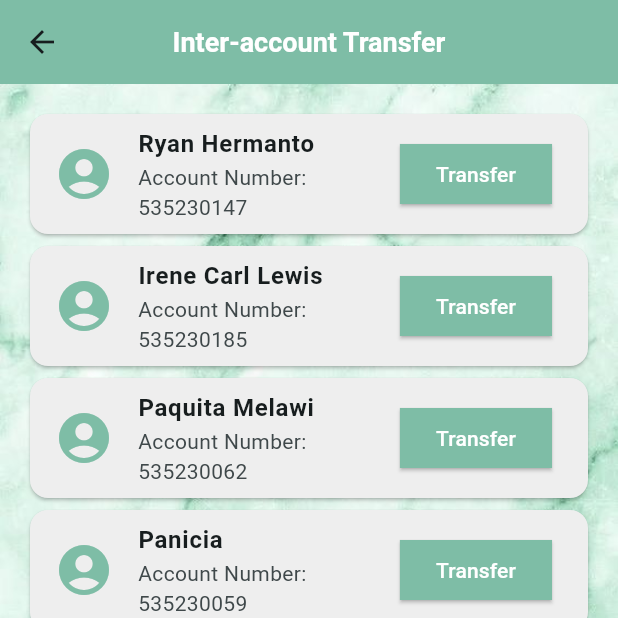
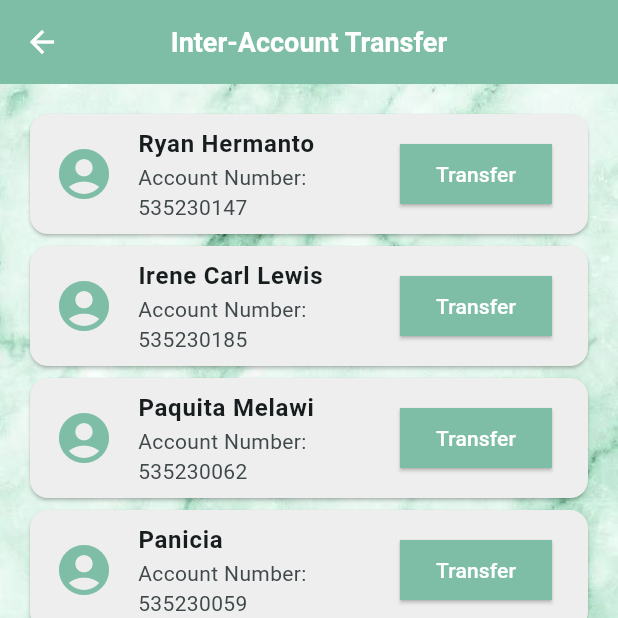
Before and after one commit to iunoz/uts_mobile_banking, a Flutter app: the InteraccounttransferScreen screen opened directly, on a phone screen of 412 x 824 dp, the top half of it. Run offline on Flutter 3.47's test engine with Material 3 defaults, Android fonts, the phone set to English and light mode, and no system bars; our stand-ins replace animated_splash_screen, font_awesome_flutter, image_picker, lottie, qr_flutter, shared_preferences; missing offline and left inert: qr_code_scanner; accounts and stored records are empty.

Commit message:
perbaikan warna

```diff
--- a/lib/screens/change_pin.dart
+++ b/lib/screens/change_pin.dart
@@ -103,6 +103,8 @@ class _ChangePinScreenState extends State<ChangePinScreen> {
                         decoration: const InputDecoration(
                           labelText: 'Old PIN',
                           border: OutlineInputBorder(),
+                          filled: true,
+                          fillColor: Colors.white,
                         ),
                         obscureText: true, // Agar input tidak terlihat
                         validator: (value) {
@@ -119,6 +121,8 @@ class _ChangePinScreenState extends State<ChangePinScreen> {
                         decoration: const InputDecoration(
                           labelText: 'New PIN',
                           border: OutlineInputBorder(),
+                          filled: true,
+                          fillColor: Colors.white,
                         ),
                         obscureText: true, // Agar input tidak terlihat
                         validator: (value) {
@@ -138,6 +142,8 @@ class _ChangePinScreenState extends State<ChangePinScreen> {
                         decoration: const InputDecoration(
                           labelText: 'Confirm New PIN',
                           border: OutlineInputBorder(),
+                          filled: true,
+                          fillColor: Colors.white,
                         ),
                         obscureText: true, // Agar input tidak terlihat
                         validator: (value) {
--- a/lib/screens/interaccounttransfer_screen.dart
+++ b/lib/screens/interaccounttransfer_screen.dart
@@ -9,7 +9,7 @@ class InteraccounttransferScreen extends StatelessWidget {
     return Scaffold(
       appBar: AppBar(
         title: const Text(
-          "Inter-account Transfer",
+          "Inter-Account Transfer",
           style: TextStyle(
             color: Colors.white,
             fontWeight: FontWeight.bold,
@@ -17,17 +17,20 @@ class InteraccounttransferScreen extends StatelessWidget {
           ),
         ),
         centerTitle: true,
-        backgroundColor: const Color(0xFF7EBDA6), // Ganti dengan warna baru
+        foregroundColor: Colors.white,
+        backgroundColor: const Color(0xFF7EBDA6),
       ),
       body: Container(
         // Tambahkan background image
         decoration: const BoxDecoration(
           image: DecorationImage(
-            image: AssetImage('assets/images/bg.jpg'), // Path ke background image
+            image:
+                AssetImage('assets/images/bg.jpg'), // Path ke background image
             fit: BoxFit.cover, // Sesuaikan gambar dengan layar
           ),
         ),
-        child: SingleChildScrollView( // Gunakan SingleChildScrollView di sini
+        child: SingleChildScrollView(
+          // Gunakan SingleChildScrollView di sini
           padding: const EdgeInsets.all(16.0),
           child: Column(
             children: [
@@ -70,11 +73,13 @@ class InteraccounttransferScreen extends StatelessWidget {
   }
 
   // Fungsi untuk membangun kartu akun
-  Widget _buildAccountCard(BuildContext context, String accountName, String accountNumber) {
+  Widget _buildAccountCard(
+      BuildContext context, String accountName, String accountNumber) {
     return Card(
       color: Colors.grey[200],
       child: ListTile(
-        leading: const Icon(Icons.account_circle, size: 40, color: Color(0xFF7EBDA6)), // Ganti dengan warna baru
+        leading: const Icon(Icons.account_circle,
+            size: 40, color: Color(0xFF7EBDA6)), // Ganti dengan warna baru
         title: Text(
           accountName,
           style: const TextStyle(fontWeight: FontWeight.bold),
```
Also changed, not shown: lib/screens/interbanktransfer_screen.dart (+8 -0 lines).
